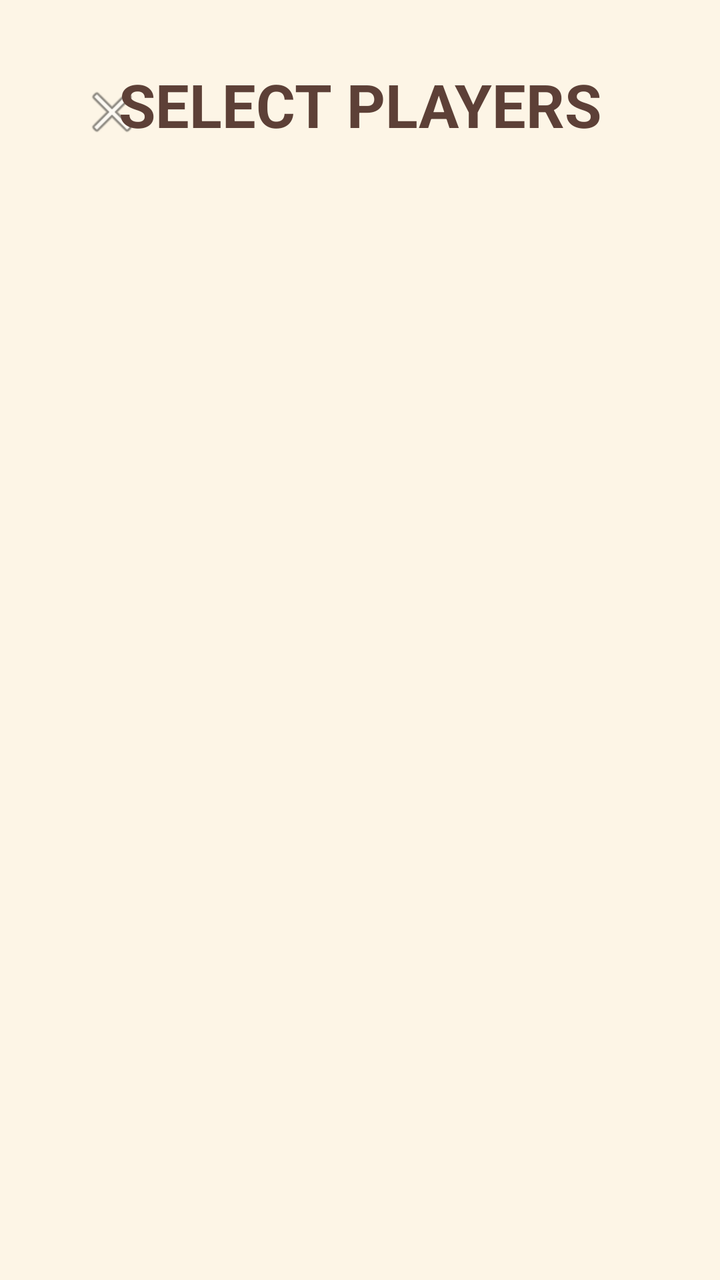
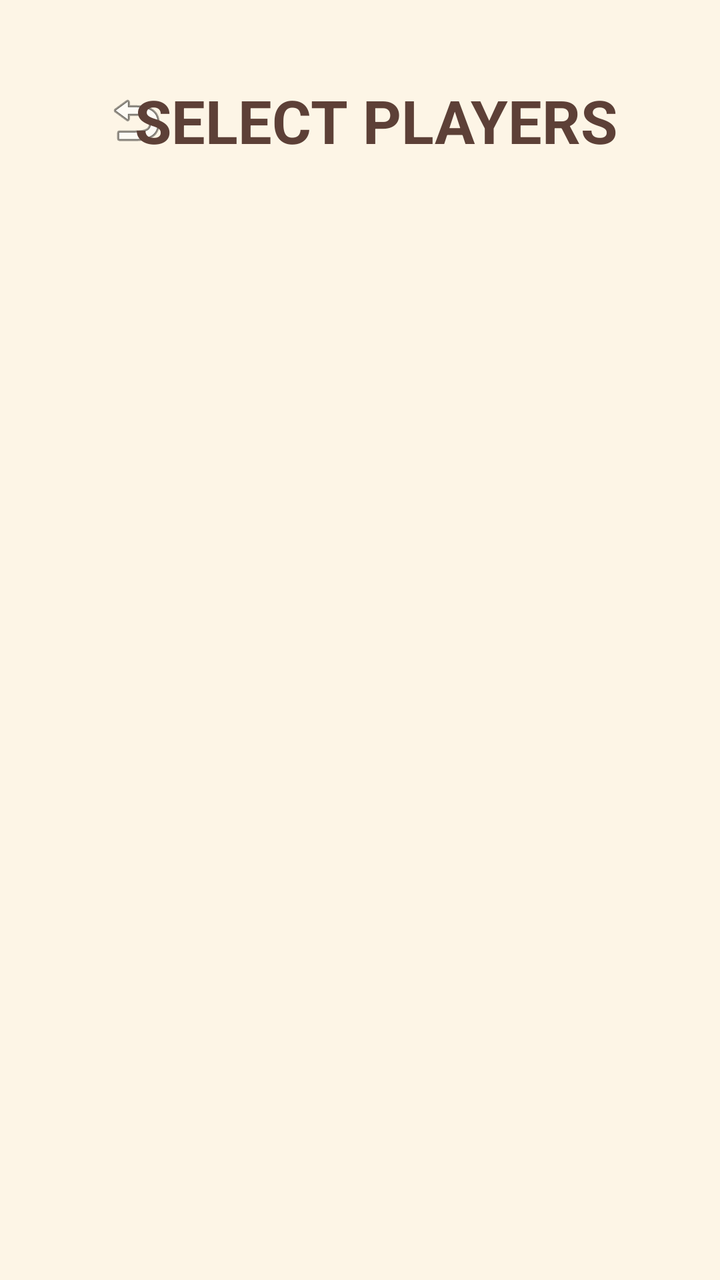

Screens rendered from an Android XML layout before and after an edit, with the pre-edit source and the edit as a unified diff.
<!-- AndroidManifest.xml: activity theme Theme.Shell -->
<!-- res/layout/activity_mode.xml -->
<?xml version="1.0" encoding="utf-8"?>
<androidx.constraintlayout.widget.ConstraintLayout xmlns:android="http://schemas.android.com/apk/res/android"
    xmlns:app="http://schemas.android.com/apk/res-auto"
    android:layout_width="match_parent"
    android:layout_height="match_parent"
    android:background="@color/studio_background"
    android:padding="@dimen/screen_margin">

    <ImageButton
        android:id="@+id/btnBack"
        android:layout_width="48dp"
        android:layout_height="48dp"
        android:background="?attr/selectableItemBackgroundBorderless"
        android:src="@android:drawable/ic_menu_close_clear_cancel"
        android:contentDescription="Back"
        app:layout_constraintStart_toStartOf="parent"
        app:layout_constraintTop_toTopOf="parent" />

    <TextView
        android:id="@+id/modeTitle"
        android:layout_width="wrap_content"
        android:layout_height="wrap_content"
        android:text="SELECT PLAYERS"
        android:textColor="@color/studio_on_background"
        android:textSize="@dimen/text_display_size"
        android:textStyle="bold"
        android:textAllCaps="true"
        app:layout_constraintStart_toStartOf="parent"
        app:layout_constraintEnd_toEndOf="parent"
        app:layout_constraintTop_toTopOf="parent" />

    <androidx.recyclerview.widget.RecyclerView
        android:id="@+id/gamesRecyclerView"
        android:layout_width="0dp"
        android:layout_height="0dp"
        app:layout_constraintTop_toBottomOf="@id/modeTitle"
        android:layout_marginTop="@dimen/spacing_section_gap"
        app:layout_constraintStart_toStartOf="parent"
        app:layout_constraintEnd_toEndOf="parent"
        app:layout_constraintBottom_toBottomOf="parent"
        app:layoutManager="androidx.recyclerview.widget.GridLayoutManager"
        app:spanCount="2"
        android:clipToPadding="false"
        android:padding="@dimen/standard_spacing" />

</androidx.constraintlayout.widget.ConstraintLayout>
<!-- resources referenced by this layout -->
<resources>
  <color name="studio_background">#FDF5E6</color>
  <color name="studio_on_background">#5D4037</color>
  <dimen name="screen_margin">32dp</dimen>
  <dimen name="spacing_section_gap">24dp</dimen>
  <dimen name="standard_spacing">16dp</dimen>
  <dimen name="text_display_size">30sp</dimen>
  <style name="Theme.Shell" parent="Theme.MaterialComponents.DayNight.NoActionBar">
          <item name="colorPrimary">@color/studio_ink</item>
          <item name="colorPrimaryVariant">@color/studio_ink</item>
          <item name="colorOnPrimary">@color/white</item>
          <item name="colorSecondary">@color/teal_200</item>
          <item name="colorSecondaryVariant">@color/teal_700</item>
          <item name="colorOnSecondary">@color/black</item>
          <item name="android:statusBarColor">#FAFAFA</item>
          <item name="android:windowLightStatusBar">true</item>
          <item name="android:windowBackground">@color/brand_black</item>
      </style>
  <color name="studio_ink">#5D4037</color>
  <color name="white">#FFFFFFFF</color>
  <color name="teal_200">#FF03DAC5</color>
  <color name="teal_700">#FF018786</color>
  <color name="black">#FF000000</color>
  <color name="brand_black">#1A1A1A</color>
</resources>

<!-- the commit's change to res/layout/activity_mode.xml (unified diff, before → after) -->
@@ -6,34 +6,52 @@
     android:background="@color/studio_background"
     android:padding="@dimen/screen_margin">
 
-    <ImageButton
-        android:id="@+id/btnBack"
-        android:layout_width="48dp"
-        android:layout_height="48dp"
-        android:background="?attr/selectableItemBackgroundBorderless"
-        android:src="@android:drawable/ic_menu_close_clear_cancel"
-        android:contentDescription="Back"
+    <androidx.appcompat.widget.Toolbar
+        android:id="@+id/toolbar"
+        android:layout_width="match_parent"
+        android:layout_height="?attr/actionBarSize"
+        android:background="@android:color/transparent"
+        app:layout_constraintTop_toTopOf="parent"
         app:layout_constraintStart_toStartOf="parent"
-        app:layout_constraintTop_toTopOf="parent" />
+        app:layout_constraintEnd_toEndOf="parent">
 
-    <TextView
-        android:id="@+id/modeTitle"
-        android:layout_width="wrap_content"
-        android:layout_height="wrap_content"
-        android:text="SELECT PLAYERS"
-        android:textColor="@color/studio_on_background"
-        android:textSize="@dimen/text_display_size"
-        android:textStyle="bold"
-        android:textAllCaps="true"
-        app:layout_constraintStart_toStartOf="parent"
-        app:layout_constraintEnd_toEndOf="parent"
-        app:layout_constraintTop_toTopOf="parent" />
+        <androidx.constraintlayout.widget.ConstraintLayout
+            android:layout_width="match_parent"
+            android:layout_height="match_parent">
+
+            <ImageButton
+                android:id="@+id/btnBack"
+                android:layout_width="40dp"
+                android:layout_height="40dp"
+                android:background="?attr/selectableItemBackgroundBorderless"
+                android:src="@android:drawable/ic_menu_revert"
+                android:contentDescription="Back"
+                app:layout_constraintStart_toStartOf="parent"
+                app:layout_constraintTop_toTopOf="parent"
+                app:layout_constraintBottom_toBottomOf="parent" />
+
+            <TextView
+                android:id="@+id/modeTitle"
+                android:layout_width="wrap_content"
+                android:layout_height="wrap_content"
+                android:text="SELECT PLAYERS"
+                android:textColor="@color/studio_on_background"
+                android:textSize="@dimen/text_display_size"
+                android:textStyle="bold"
+                android:textAllCaps="true"
+                app:layout_constraintStart_toStartOf="parent"
+                app:layout_constraintEnd_toEndOf="parent"
+                app:layout_constraintTop_toTopOf="parent"
+                app:layout_constraintBottom_toBottomOf="parent" />
+
+        </androidx.constraintlayout.widget.ConstraintLayout>
+    </androidx.appcompat.widget.Toolbar>
 
     <androidx.recyclerview.widget.RecyclerView
         android:id="@+id/gamesRecyclerView"
         android:layout_width="0dp"
         android:layout_height="0dp"
-        app:layout_constraintTop_toBottomOf="@id/modeTitle"
+        app:layout_constraintTop_toBottomOf="@id/toolbar"
         android:layout_marginTop="@dimen/spacing_section_gap"
         app:layout_constraintStart_toStartOf="parent"
         app:layout_constraintEnd_toEndOf="parent"
@@ -41,6 +59,6 @@
         app:layoutManager="androidx.recyclerview.widget.GridLayoutManager"
         app:spanCount="2"
         android:clipToPadding="false"
-        android:padding="@dimen/standard_spacing" />
+        android:padding="0dp" />
 
 </androidx.constraintlayout.widget.ConstraintLayout>
<!-- resource entries referenced after the edit -->
@@ -4,7 +4,6 @@
   <color name="studio_on_background">#5D4037</color>
   <dimen name="screen_margin">32dp</dimen>
   <dimen name="spacing_section_gap">24dp</dimen>
-  <dimen name="standard_spacing">16dp</dimen>
   <dimen name="text_display_size">30sp</dimen>
   <style name="Theme.Shell" parent="Theme.MaterialComponents.DayNight.NoActionBar">
           <item name="colorPrimary">@color/studio_ink</item>
